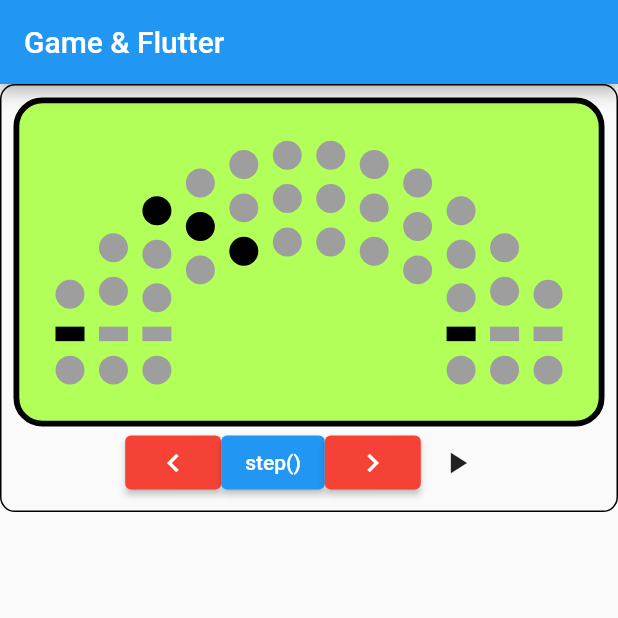
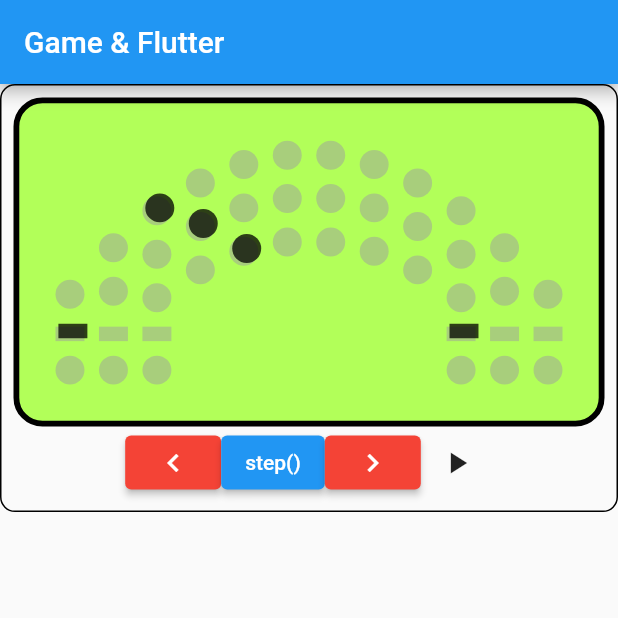
Before and after one commit to apfelsinecode/game-and-flutter, a Flutter app: the screen it shows after launch, on a phone screen of 412 x 824 dp, the top half of it. Run offline on Flutter 3.47's test engine with Material 2 defaults, Android fonts, the phone set to English and light mode, and no system bars.

Commit message:
lcd optics with Stack

```diff
--- a/lib/ball.dart
+++ b/lib/ball.dart
@@ -77,39 +77,39 @@ class _BallGameState extends State<BallGame> {
               children: [
                 Column(
                   children: [
-                    hand(handPos == 0),
-                    ballStencil(ballPos0 == -1),
+                    lcdHand(active: handPos == 0),
+                    lcdBall(active: ballPos0 == -1),
                   ],
                 ),
                 Column(
                   children: [
-                    hand(handPos == 1),
-                    ballStencil(ballPos1 == -1),
+                    lcdHand(active: handPos == 1),
+                    lcdBall(active: ballPos1 == -1),
                   ],
                 ),
                 Column(
                   children: [
-                    hand(handPos == 2),
-                    ballStencil(ballPos2 == -1),
+                    lcdHand(active: handPos == 2),
+                    lcdBall(active: ballPos2 == -1),
                   ],
                 ),
                 SizedBox(width: (30 * (arc2size - 2)).toDouble()),
                 Column(
                   children: [
-                    hand(handPos == 0),
-                    ballStencil(ballPos2 == arc2size),
+                    lcdHand(active: handPos == 0),
+                    lcdBall(active: ballPos2 == arc2size),
                   ],
                 ),
                 Column(
                   children: [
-                    hand(handPos == 1),
-                    ballStencil(ballPos1 == arc1size),
+                    lcdHand(active: handPos == 1),
+                    lcdBall(active: ballPos1 == arc1size),
                   ],
                 ),
                 Column(
                   children: [
-                    hand(handPos == 2),
-                    ballStencil(ballPos0 == arc0size),
+                    lcdHand(active: handPos == 2),
+                    lcdBall(active: ballPos0 == arc0size),
                   ],
                 ),
               ],
@@ -166,45 +166,54 @@ class _BallGameState extends State<BallGame> {
         offset: Offset(
             0,
             pow((i.toDouble() - size.toDouble() / 2.0 + 0.5), 2) * 3.2),
-        child: ballStencil(i == ballPos, reflected),
-      ));
+        child: lcdSegment(
+            child: (color) => ballStencil(color: color),
+            active: i == ballPos
+          ),
+      )
+      );
     }
     return Row(
       children: stencils,
     );
   }
 
-  // Widget lcdSegment({required Widget Function(Color) child}) {
-  //   return child(Colors.purple);
-  // }
+  Widget lcdSegment({required Widget Function(Color) child, required bool active}) {
+    if (active) {
+      return Stack(
+        children: [
+          child(Colors.grey.withOpacity(0.5)),
+          Positioned(
+              top: -2,
+              left: 2,
+              child: child(Colors.black.withOpacity(0.75))
+          )
+        ],
+      );
+    } else {
+      return child(Colors.grey.withOpacity(0.5));
+    }
+  }
 
-  Widget hand(bool active) {
+  Widget lcdHand({required bool active}) {
+    return lcdSegment(child: (c) => handStencil(color: c), active: active);
+  }
+
+  Widget lcdBall({required bool active}) {
+    return lcdSegment(child: (c) => ballStencil(color: c), active: active);
+  }
+
+  Widget handStencil({required Color color}) {
     return Container(
       width: 20,
       height: 10,
-      color: active ? Colors.black : Colors.grey,
+      color: color,
       margin: EdgeInsets.all(5),
     );
   }
 
-  Widget ballStencil(bool active, [bool? reflected]) {
-    Color color;
-    if (active) {
-      if (reflected != null) {
-        if (reflected) {
-          color = Colors.green;
-        } else {
-          color = Colors.red;
-        }
-      } else {
-        color = Colors.black;
-      }
-    } else {
-      color = Colors.grey;
-    }
-
+  Widget ballStencil({required Color color}) {
     return Container(
-      // color:
       width: 20,
       height: 20,
       decoration: BoxDecoration(
@@ -213,10 +222,6 @@ class _BallGameState extends State<BallGame> {
       ),
       margin: EdgeInsets.all(5),
     );
-
-    //   active ?
-    // Text("O") :
-    // Text("-");
   }
 
   Widget roundButton(Icon icon, VoidCallback onPressed) {
```
